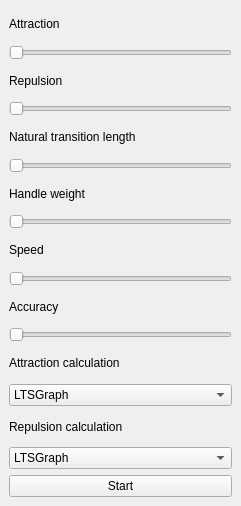
First picture: the form in tools/release/ltsgraph/springlayout.ui, repository mCRL2org/mCRL2, before the edit.
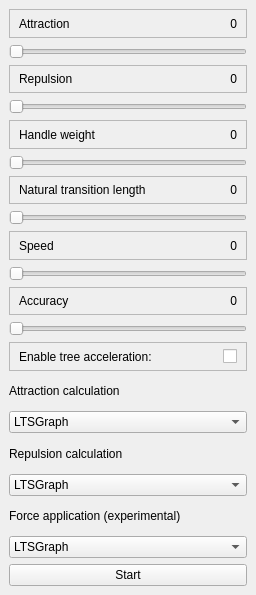
Second picture: the form after the edit.

Commit message:
UI changes and togglable between old LTS and using tree acceleration
TODO: OpenGL repaint() call takes too long for large graphs and the UI becomes unresponsive.

```diff
--- a/tools/release/ltsgraph/springlayout.ui
+++ b/tools/release/ltsgraph/springlayout.ui
@@ -7,7 +7,7 @@
     <x>0</x>
     <y>0</y>
     <width>241</width>
-    <height>506</height>
+    <height>595</height>
    </rect>
   </property>
   <property name="font">
@@ -26,10 +26,38 @@
    </property>
    <layout class="QVBoxLayout" name="verticalLayout">
     <item>
-     <widget class="QLabel" name="lblAttraction">
-      <property name="text">
-       <string>Attraction</string>
+     <widget class="QFrame" name="frame">
+      <property name="frameShape">
+       <enum>QFrame::StyledPanel</enum>
       </property>
+      <property name="frameShadow">
+       <enum>QFrame::Raised</enum>
+      </property>
+      <layout class="QHBoxLayout" name="horizontalLayout">
+       <property name="topMargin">
+        <number>1</number>
+       </property>
+       <property name="bottomMargin">
+        <number>1</number>
+       </property>
+       <item>
+        <widget class="QLabel" name="lblAttraction">
+         <property name="text">
+          <string>Attraction</string>
+         </property>
+        </widget>
+       </item>
+       <item>
+        <widget class="QLabel" name="dispAttraction">
+         <property name="text">
+          <string>0</string>
+         </property>
+         <property name="alignment">
+          <set>Qt::AlignRight|Qt::AlignTrailing|Qt::AlignVCenter</set>
+         </property>
+        </widget>
+       </item>
+      </layout>
      </widget>
     </item>
     <item>
@@ -46,10 +74,38 @@
      </widget>
     </item>
     <item>
-     <widget class="QLabel" name="lblRepulsion">
-      <property name="text">
-       <string>Repulsion</string>
+     <widget class="QFrame" name="frame_2">
+      <property name="frameShape">
+       <enum>QFrame::StyledPanel</enum>
       </property>
+      <property name="frameShadow">
+       <enum>QFrame::Raised</enum>
+      </property>
+      <layout class="QHBoxLayout" name="horizontalLayout_2">
+       <property name="topMargin">
+        <number>1</number>
+       </property>
+       <property name="bottomMargin">
+        <number>1</number>
+       </property>
+       <item>
+        <widget class="QLabel" name="lblRepulsion">
+         <property name="text">
+          <string>Repulsion</string>
+         </property>
+        </widget>
+       </item>
+       <item>
+        <widget class="QLabel" name="dispRepulsion">
+         <property name="text">
+          <string>0</string>
+         </property>
+         <property name="alignment">
+          <set>Qt::AlignRight|Qt::AlignTrailing|Qt::AlignVCenter</set>
+         </property>
+        </widget>
+       </item>
+      </layout>
      </widget>
     </item>
     <item>
@@ -60,10 +116,80 @@
      </widget>
     </item>
     <item>
-     <widget class="QLabel" name="lblNatLength">
-      <property name="text">
-       <string>Natural transition length</string>
+     <widget class="QFrame" name="frame_4">
+      <property name="frameShape">
+       <enum>QFrame::StyledPanel</enum>
       </property>
+      <property name="frameShadow">
+       <enum>QFrame::Raised</enum>
+      </property>
+      <layout class="QHBoxLayout" name="horizontalLayout_3">
+       <property name="topMargin">
+        <number>1</number>
+       </property>
+       <property name="bottomMargin">
+        <number>1</number>
+       </property>
+       <item>
+        <widget class="QLabel" name="lblHandleWeight">
+         <property name="text">
+          <string>Handle weight</string>
+         </property>
+        </widget>
+       </item>
+       <item>
+        <widget class="QLabel" name="dispHandleWeight">
+         <property name="text">
+          <string>0</string>
+         </property>
+         <property name="alignment">
+          <set>Qt::AlignRight|Qt::AlignTrailing|Qt::AlignVCenter</set>
+         </property>
+        </widget>
+       </item>
+      </layout>
+     </widget>
+    </item>
+    <item>
+     <widget class="QSlider" name="sldHandleWeight">
+      <property name="orientation">
+       <enum>Qt::Horizontal</enum>
+      </property>
+     </widget>
+    </item>
+    <item>
+     <widget class="QFrame" name="frame_3">
+      <property name="frameShape">
+       <enum>QFrame::StyledPanel</enum>
+      </property>
+      <property name="frameShadow">
+       <enum>QFrame::Raised</enum>
+      </property>
+      <layout class="QHBoxLayout" name="horizontalLayout_4">
+       <property name="topMargin">
+        <number>1</number>
+       </property>
+       <property name="bottomMargin">
+        <number>1</number>
+       </property>
+       <item>
+        <widget class="QLabel" name="lblNatLength">
+         <property name="text">
+          <string>Natural transition length</string>
+         </property>
+        </widget>
+       </item>
+       <item>
+        <widget class="QLabel" name="dispNatLength">
+         <property name="text">
+          <string>0</string>
+         </property>
+         <property name="alignment">
+          <set>Qt::AlignRight|Qt::AlignTrailing|Qt::AlignVCenter</set>
+         </property>
+        </widget>
+       </item>
+      </layout>
      </widget>
     </item>
     <item>
@@ -80,24 +206,41 @@
      </widget>
     </item>
     <item>
-     <widget class="QLabel" name="lblHandleWeight">
-      <property name="text">
-       <string>Handle weight</string>
+     <widget class="QFrame" name="frame_5">
+      <property name="frameShape">
+       <enum>QFrame::StyledPanel</enum>
       </property>
-     </widget>
-    </item>
-    <item>
-     <widget class="QSlider" name="sldHandleWeight">
-      <property name="orientation">
-       <enum>Qt::Horizontal</enum>
+      <property name="frameShadow">
+       <enum>QFrame::Raised</enum>
       </property>
-     </widget>
-    </item>
-    <item>
-     <widget class="QLabel" name="lblSpeed">
-      <property name="text">
-       <string>Speed</string>
-      </property>
+      <layout class="QHBoxLayout" name="horizontalLayout_5">
+       <property name="topMargin">
+        <number>1</number>
+       </property>
+       <property name="rightMargin">
+        <number>9</number>
+       </property>
+       <property name="bottomMargin">
+        <number>1</number>
+       </property>
+       <item>
+        <widget class="QLabel" name="lblSpeed">
+         <property name="text">
+          <string>Speed</string>
+         </property>
+        </widget>
+       </item>
+       <item>
+        <widget class="QLabel" name="dispSpeed">
+         <property name="text">
+          <string>0</string>
+         </property>
+         <property name="alignment">
+          <set>Qt::AlignRight|Qt::AlignTrailing|Qt::AlignVCenter</set>
+         </property>
+        </widget>
+       </item>
+      </layout>
      </widget>
     </item>
     <item>
@@ -108,10 +251,38 @@
      </widget>
     </item>
     <item>
-     <widget class="QLabel" name="lblAccuracy">
-      <property name="text">
-       <string>Accuracy</string>
+     <widget class="QFrame" name="frame_6">
+      <property name="frameShape">
+       <enum>QFrame::StyledPanel</enum>
       </property>
+      <property name="frameShadow">
+       <enum>QFrame::Raised</enum>
+      </property>
+      <layout class="QHBoxLayout" name="horizontalLayout_6">
+       <property name="topMargin">
+        <number>1</number>
+       </property>
+       <property name="bottomMargin">
+        <number>1</number>
+       </property>
+       <item>
+        <widget class="QLabel" name="lblAccuracy">
+         <property name="text">
+          <string>Accuracy</string>
+         </property>
+        </widget>
+       </item>
+       <item>
+        <widget class="QLabel" name="dispAccuracy">
+         <property name="text">
+          <string>0</string>
+         </property>
+         <property name="alignment">
+          <set>Qt::AlignRight|Qt::AlignTrailing|Qt::AlignVCenter</set>
+         </property>
+        </widget>
+       </item>
+      </layout>
      </widget>
     </item>
     <item>
@@ -124,6 +295,41 @@
       </property>
      </widget>
     </item>
+    <item>
+     <widget class="QFrame" name="frame_7">
+      <property name="frameShape">
+       <enum>QFrame::StyledPanel</enum>
+      </property>
+      <property name="frameShadow">
+       <enum>QFrame::Raised</enum>
+      </property>
+      <layout class="QHBoxLayout" name="horizontalLayout_7">
+       <property name="topMargin">
+        <number>1</number>
+       </property>
+       <property name="bottomMargin">
+        <number>1</number>
+       </property>
+       <item>
+        <widget class="QLabel" name="lblEnableTree">
+         <property name="text">
+          <string>Enable tree acceleration:</string>
+         </property>
+        </widget>
+       </item>
+       <item>
+        <widget class="QCheckBox" name="chkEnableTree">
+         <property name="layoutDirection">
+          <enum>Qt::RightToLeft</enum>
+         </property>
+         <property name="text">
+          <string/>
+         </property>
+        </widget>
+       </item>
+      </layout>
+     </widget>
+    </item>
     <item>
      <widget class="QLabel" name="lblAttractionCalculation">
       <property name="text">
@@ -143,12 +349,12 @@
       </item>
       <item>
        <property name="text">
-        <string>Linear spring forces</string>
+        <string>Linear spring forces (experimental)</string>
        </property>
       </item>
       <item>
        <property name="text">
-        <string>Electrical spring model</string>
+        <string>Electrical spring model (experimental)</string>
        </property>
       </item>
      </widget>
@@ -169,7 +375,7 @@
       </item>
       <item>
        <property name="text">
-        <string>Electrical Spring model</string>
+        <string>Electrical Spring model (experimental)</string>
        </property>
       </item>
       <item>
@@ -179,6 +385,32 @@
       </item>
      </widget>
     </item>
+    <item>
+     <widget class="QLabel" name="lblForceApplication">
+      <property name="text">
+       <string>Force application (experimental)</string>
+      </property>
+     </widget>
+    </item>
+    <item>
+     <widget class="QComboBox" name="cmbForceApplication">
+      <item>
+       <property name="text">
+        <string>LTSGraph</string>
+       </property>
+      </item>
+      <item>
+       <property name="text">
+        <string>Force directed (experimental)</string>
+       </property>
+      </item>
+      <item>
+       <property name="text">
+        <string>Force accumulation (experimental)</string>
+       </property>
+      </item>
+     </widget>
+    </item>
     <item>
      <widget class="QPushButton" name="btnStartStop">
       <property name="text">
```
Left out of the diff: 25 changed lines with no effect on the pictures. The commit also changes 5 other files.
